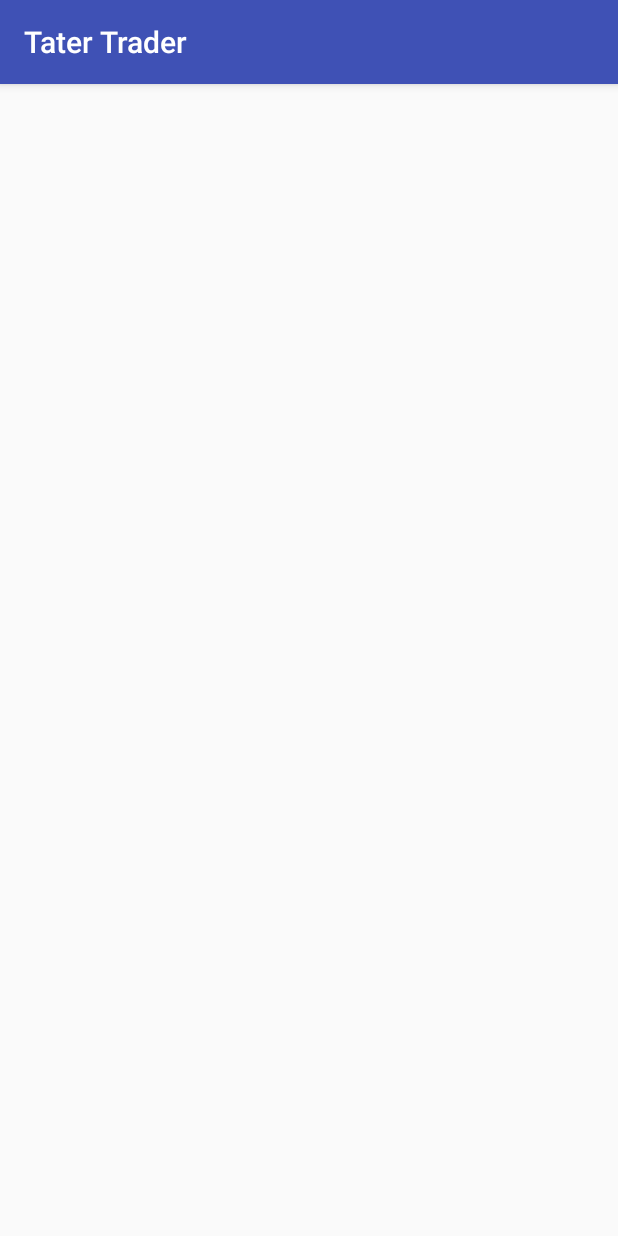
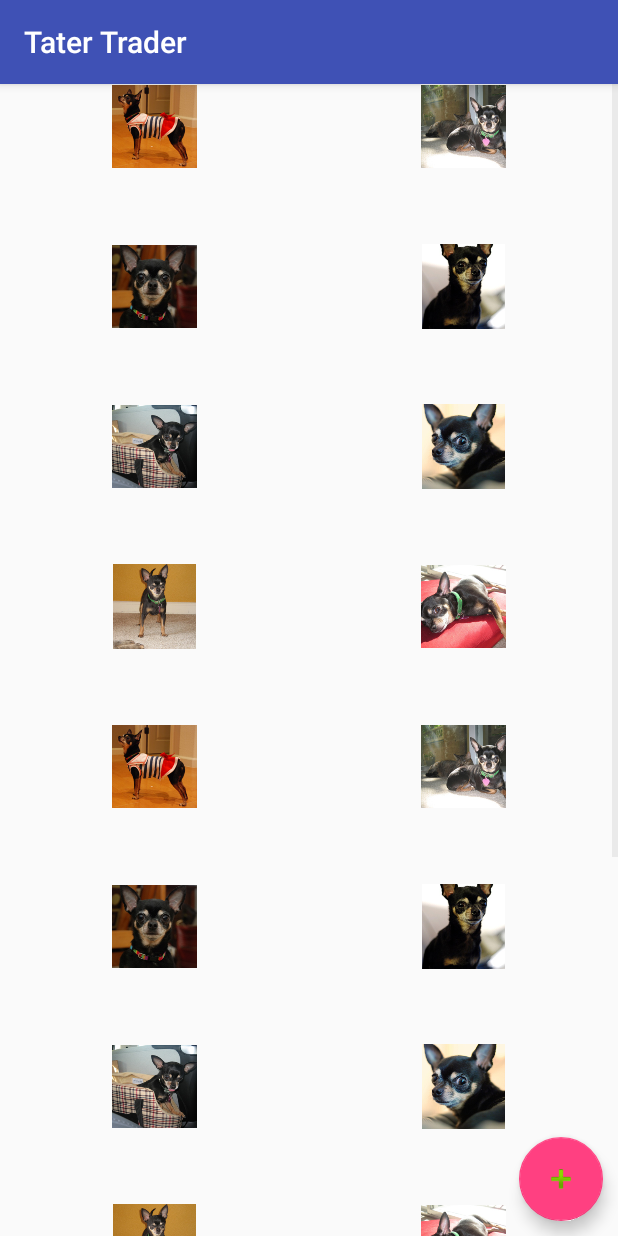
Before and after one commit to parsonsjo1/Tater_Trader, an Android app: the Feed screen opened directly, with no data from a screen before it, on a phone screen of 412 x 824 dp. Run offline under Robolectric (Android 15) with nearby library versions, the phone set to English and light mode, and no system bars.

```diff
--- a/app/build.gradle
+++ b/app/build.gradle
@@ -38,4 +38,5 @@ dependencies {
     compile 'com.journeyapps:zxing-android-embedded:3.2.0@aar'
     compile 'com.google.zxing:core:3.2.1'
     compile files('libs/commons-io-2.4.jar')
+    compile 'com.android.support:design:23.1.1'
 }
--- a/app/src/main/java/com/joshwa/tater_trader/Feed.java
+++ b/app/src/main/java/com/joshwa/tater_trader/Feed.java
@@ -7,6 +7,7 @@ import android.os.Bundle;
 import android.content.res.TypedArray;
 import android.graphics.Bitmap;
 import android.graphics.BitmapFactory;
+import android.support.design.widget.FloatingActionButton;
 import android.support.v7.app.AppCompatActivity;
 import android.view.View;
 import android.widget.AdapterView;
@@ -17,6 +18,7 @@ import android.widget.Toast;
 public class Feed extends AppCompatActivity {
     private GridView gridView;
     private ImageAdapter imageAdapter;
+    private FloatingActionButton mScannerButton;
 
     @Override
     public void onCreate(Bundle savedInstanceState) {
@@ -36,5 +38,16 @@ public class Feed extends AppCompatActivity {
 //                startActivity(intent);
             }
         });
+
+        mScannerButton = (FloatingActionButton) findViewById(R.id.abScanner);
+        mScannerButton.setOnClickListener(new View.OnClickListener()
+        {
+            @Override
+            public void onClick(View v)
+            {
+                Intent intent = new Intent(Feed.this, BarcodeScanner.class);
+                startActivity(intent);
+            }
+        });
     }
 }
--- a/app/src/main/java/com/joshwa/tater_trader/ImageAdapter.java
+++ b/app/src/main/java/com/joshwa/tater_trader/ImageAdapter.java
@@ -45,16 +45,16 @@ public class ImageAdapter extends BaseAdapter {
 
     // references to our images
     private Integer[] mThumbIds = {
-//            R.drawable.sample_2, R.drawable.sample_3,
-//            R.drawable.sample_4, R.drawable.sample_5,
-//            R.drawable.sample_6, R.drawable.sample_7,
-//            R.drawable.sample_0, R.drawable.sample_1,
-//            R.drawable.sample_2, R.drawable.sample_3,
-//            R.drawable.sample_4, R.drawable.sample_5,
-//            R.drawable.sample_6, R.drawable.sample_7,
-//            R.drawable.sample_0, R.drawable.sample_1,
-//            R.drawable.sample_2, R.drawable.sample_3,
-//            R.drawable.sample_4, R.drawable.sample_5,
-//            R.drawable.sample_6, R.drawable.sample_7
+            R.drawable.sample_2, R.drawable.sample_3,
+            R.drawable.sample_4, R.drawable.sample_5,
+            R.drawable.sample_6, R.drawable.sample_7,
+            R.drawable.sample_0, R.drawable.sample_1,
+            R.drawable.sample_2, R.drawable.sample_3,
+            R.drawable.sample_4, R.drawable.sample_5,
+            R.drawable.sample_6, R.drawable.sample_7,
+            R.drawable.sample_0, R.drawable.sample_1,
+            R.drawable.sample_2, R.drawable.sample_3,
+            R.drawable.sample_4, R.drawable.sample_5,
+            R.drawable.sample_6, R.drawable.sample_7
     };
 }
--- a/app/src/main/java/com/joshwa/tater_trader/Login.java
+++ b/app/src/main/java/com/joshwa/tater_trader/Login.java
@@ -363,7 +363,7 @@ public class Login extends AppCompatActivity
             {
                 finish();
                 //Intent intent = new Intent(Login.this, BarcodeScanner.class);
-                Intent intent = new Intent(Login.this, Feed2.class);
+                Intent intent = new Intent(Login.this, Feed.class);
                 startActivity(intent);
 
             } else
--- a/app/src/main/res/layout/content_feed.xml
+++ b/app/src/main/res/layout/content_feed.xml
@@ -1,29 +1,38 @@
-<?xml version="1.0" encoding="utf-8"?>
+<android.support.design.widget.CoordinatorLayout
+    xmlns:android="http://schemas.android.com/apk/res/android"
+    xmlns:app="http://schemas.android.com/apk/res-auto"
+    android:layout_width="match_parent"
+    android:layout_height="match_parent">
+
+    <RelativeLayout android:layout_width="match_parent"
+        android:layout_height="match_parent"
+        android:orientation="vertical">
         <GridView xmlns:android="http://schemas.android.com/apk/res/android"
             android:id="@+id/gridView"
-        android:layout_width="fill_parent"
+            android:layout_width="match_parent"
             android:layout_height="wrap_content"
-        android:layout_margin="5dp"
-        android:columnWidth="100dp"
             android:drawSelectorOnTop="true"
             android:gravity="center"
-        android:numColumns="auto_fit"
+            android:numColumns="2"
             android:stretchMode="columnWidth"
-        android:verticalSpacing="5dp"
+            android:verticalSpacing="50dp"
             android:focusable="true"
+            android:clickable="true"/>
+
+        <android.support.design.widget.FloatingActionButton
+            android:id="@+id/abScanner"
+            android:layout_width="wrap_content"
+            android:layout_height="wrap_content"
+            android:layout_alignParentBottom="true"
+            android:layout_alignParentRight="true"
+            android:layout_marginRight="10dp"
+            android:layout_marginBottom="10dp"
             android:clickable="true"
-    />
+            android:layout_gravity="right"
+            android:src="@android:drawable/ic_input_add"/>
+
+    </RelativeLayout>
 
 
 
-<!--<GridView xmlns:android="http://schemas.android.com/apk/res/android"-->
-    <!--android:id="@+id/gridview"-->
-    <!--android:layout_width="match_parent"-->
-    <!--android:layout_height="match_parent"-->
-    <!--android:columnWidth="10dp"-->
-    <!--android:numColumns="auto_fit"-->
-    <!--android:verticalSpacing="10dp"-->
-    <!--android:horizontalSpacing="10dp"-->
-    <!--android:stretchMode="columnWidth"-->
-    <!--android:gravity="center"-->
-<!--/>-->
+</android.support.design.widget.CoordinatorLayout>
```
Also changed, not shown: app/src/main/res/drawable/sample_images.xml (+8 -8 lines), app/src/main/res/drawable/sample_0.jpg (added), app/src/main/res/drawable/sample_1.jpg (added), app/src/main/res/drawable/sample_2.jpg (added), app/src/main/res/drawable/sample_3.jpg (added), app/src/main/res/drawable/sample_4.jpg (added), app/src/main/res/drawable/sample_5.jpg (added), app/src/main/res/drawable/sample_6.jpg (added), app/src/main/res/drawable/sample_7.jpg (added). Lines whose indentation alone changed are shown as unchanged.
